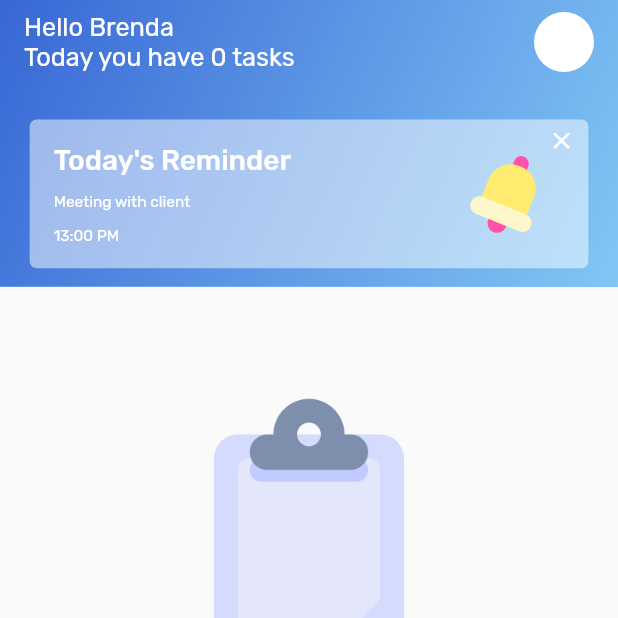
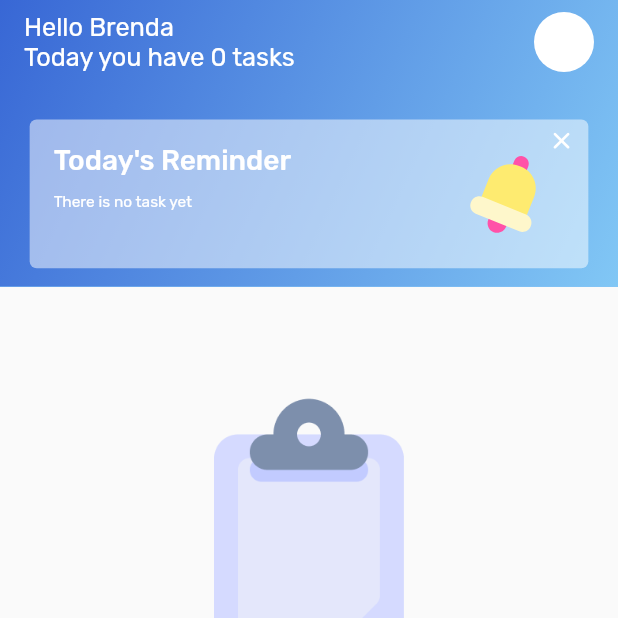
Before and after one commit to IbrokhimMirzaev/todo_udevs, a Flutter app: the HomePage screen opened directly, on a phone screen of 412 x 824 dp, the top half of it. Run offline on Flutter 3.47's test engine with Material 2 defaults, Android fonts, the phone set to English and light mode, and no system bars; our stand-ins replace bloc, equatable, flutter_bloc, flutter_local_notifications, flutter_screenutil, flutter_slidable and 5 more; accounts and stored records are empty.

Commit message:
new changes

```diff
--- a/lib/cubits/todo_cubit.dart
+++ b/lib/cubits/todo_cubit.dart
@@ -27,7 +27,6 @@ class TodoCubit extends Cubit<TodoState> {
   }
 
   Future<void> editTodo({required CachedModel newTodo}) async {
-    print("UPDATE TODO: ${newTodo.toString()}");
     await myTodoRepo.updateCachedTodo(cachedTodo: newTodo);
     getAllTodos();
   }
@@ -60,11 +59,23 @@ class TodoCubit extends Cubit<TodoState> {
   int getCountByCategory({required int cId}) {
     var count = 0;
     for (var todo in state.toDoModels) {
-      if (todo.categoryId == cId) {
+      if (todo.categoryId == cId && !todo.isDone) {
         count++;
       }
     }
 
     return count;
   }
+
+  CachedModel? getFirstBellTodo() {
+    CachedModel? myBellToDo;
+    for (var todo in state.toDoModels) {
+      if (!todo.isDone && todo.isBell) {
+        myBellToDo = todo;
+        break;
+      }
+    }
+
+    return myBellToDo;
+  }
 }
--- a/lib/data/db/local_db.dart
+++ b/lib/data/db/local_db.dart
@@ -33,7 +33,8 @@ class LocalDb {
     ${CachedFields.categoryId} $intType,
     ${CachedFields.title} $textType,
     ${CachedFields.dateTime} $textType,
-    ${CachedFields.isDone} $intType
+    ${CachedFields.isDone} $intType,
+    ${CachedFields.isBell} $intType
     )
     ''');
   }
--- a/lib/data/models/cached_model.dart
+++ b/lib/data/models/cached_model.dart
@@ -5,6 +5,7 @@ class CachedFields {
   static const String title = "title";
   static const String dateTime = "date_time";
   static const String isDone = "is_done";
+  static const String isBell = "is_bell";
 }
 
 class CachedModel {
@@ -13,6 +14,7 @@ class CachedModel {
   String title;
   DateTime dateTime;
   bool isDone;
+  bool isBell;
 
   CachedModel({
     this.id,
@@ -20,6 +22,7 @@ class CachedModel {
     required this.title,
     required this.dateTime,
     required this.isDone,
+    required this.isBell,
   });
 
   static CachedModel fromJson(Map<String, Object?> json) {
@@ -29,6 +32,7 @@ class CachedModel {
       title: json[CachedFields.title] as String,
       dateTime: DateTime.parse(json[CachedFields.dateTime] as String),
       isDone: json[CachedFields.isDone] as int == 1,
+      isBell: json[CachedFields.isBell] as int == 1,
     );
   }
 
@@ -38,6 +42,7 @@ class CachedModel {
     String? title,
     DateTime? dateTime,
     bool? isDone,
+    bool? isBell,
     int? taskPriority,
   }) =>
       CachedModel(
@@ -46,6 +51,7 @@ class CachedModel {
         title: title ?? this.title,
         dateTime: dateTime ?? this.dateTime,
         isDone: isDone ?? this.isDone,
+        isBell: isBell ?? this.isBell,
       );
 
   Map<String, Object?> toJson() {
@@ -55,11 +61,12 @@ class CachedModel {
       CachedFields.title: title,
       CachedFields.dateTime: dateTime.toString(),
       CachedFields.isDone: isDone ? 1 : 0,
+      CachedFields.isBell: isBell ? 1 : 0,
     };
   }
 
   @override
   String toString() {
-    return '$categoryId, $title, $dateTime, $isDone';
+    return '$categoryId, $title, $dateTime, $isDone, isbell = $isBell';
   }
 }
--- a/lib/data/repos/my_repo.dart
+++ b/lib/data/repos/my_repo.dart
@@ -29,7 +29,6 @@ class MyTodoRepo {
     required CachedModel cachedTodo,
   }) async {
     var toDo = cachedTodo.toJson();
-    print("ID: ${cachedTodo.id}");
 
     final db = await LocalDb.getInstance.database;
     await db.update(
--- a/lib/ui/tab/tabs/home/home_page.dart
+++ b/lib/ui/tab/tabs/home/home_page.dart
@@ -2,8 +2,10 @@ import 'package:flutter/material.dart';
 import 'package:flutter_bloc/flutter_bloc.dart';
 import 'package:flutter_screenutil/flutter_screenutil.dart';
 import 'package:flutter_svg/flutter_svg.dart';
+import 'package:intl/intl.dart';
 import 'package:todo_udevs/cubits/todo_cubit.dart';
 import 'package:todo_udevs/data/enum/status.dart';
+import 'package:todo_udevs/data/models/cached_model.dart';
 import 'package:todo_udevs/ui/widgets/todo_item.dart';
 import 'package:todo_udevs/utils/assets.dart';
 import 'package:todo_udevs/utils/constants/color_const.dart';
@@ -16,6 +18,7 @@ class HomePage extends StatelessWidget {
   Widget build(BuildContext context) {
     return Scaffold(
       body: CustomScrollView(
+        physics: const BouncingScrollPhysics(),
         slivers: [
           BlocBuilder<TodoCubit, TodoState>(
             builder: (context, state) {
@@ -57,6 +60,7 @@ class HomePage extends StatelessWidget {
                         right: 18.w,
                         child: BlocBuilder<TodoCubit, TodoState>(
                           builder: (context, state) {
+                            CachedModel? myBellTodo = context.read<TodoCubit>().getFirstBellTodo();
                             return Column(
                               children: [
                                 SizedBox(height: 18.h),
@@ -66,16 +70,12 @@ class HomePage extends StatelessWidget {
                                           Container(
                                             padding: const EdgeInsets.all(16),
                                             decoration: BoxDecoration(
-                                              color:
-                                                  Colors.white.withOpacity(0.5),
-                                              borderRadius:
-                                                  BorderRadius.circular(5.r),
+                                              color: Colors.white.withOpacity(0.5),
+                                              borderRadius: BorderRadius.circular(5.r),
                                             ),
                                             height: 106.h,
                                             child: Row(
-                                              mainAxisAlignment:
-                                                  MainAxisAlignment
-                                                      .spaceBetween,
+                                              mainAxisAlignment: MainAxisAlignment.spaceBetween,
                                               children: [
                                                 Column(
                                                   crossAxisAlignment: CrossAxisAlignment.start,
@@ -83,14 +83,14 @@ class HomePage extends StatelessWidget {
                                                   children: [
                                                     Text("Today's Reminder", style: RubikFont.w500.copyWith(fontSize: 20.sp, color: ColorConst.white)),
                                                     Text(
-                                                      "Meeting with client",
+                                                      myBellTodo?.title ?? "There is no task yet",
                                                       style: RubikFont.w400.copyWith(
                                                         fontSize: 11.sp,
                                                         color: ColorConst.white,
                                                       ),
                                                     ),
                                                     Text(
-                                                      "13:00 PM",
+                                                      myBellTodo == null ? "" : DateFormat.Hm().format(myBellTodo.dateTime),
                                                       style: RubikFont.w400.copyWith(
                                                         fontSize: 11.sp,
                                                         color: ColorConst.white,
--- a/lib/ui/tab/tabs/task/task_page.dart
+++ b/lib/ui/tab/tabs/task/task_page.dart
@@ -18,6 +18,7 @@ class TaskPage extends StatelessWidget {
         context.read<CategoryRepository>().categories;
     return Scaffold(
       body: CustomScrollView(
+        physics: BouncingScrollPhysics(),
         slivers: [
           SliverAppBar(
             automaticallyImplyLeading: false,
--- a/lib/ui/widgets/my_modal_bottom_sheet.dart
+++ b/lib/ui/widgets/my_modal_bottom_sheet.dart
@@ -135,6 +135,7 @@ class _MyModalBottomSheetState extends State<MyModalBottomSheet> {
                               title: controller.text,
                               dateTime: pickedDate!,
                               isDone: false,
+                              isBell: true,
                             );
                           }
 
```
